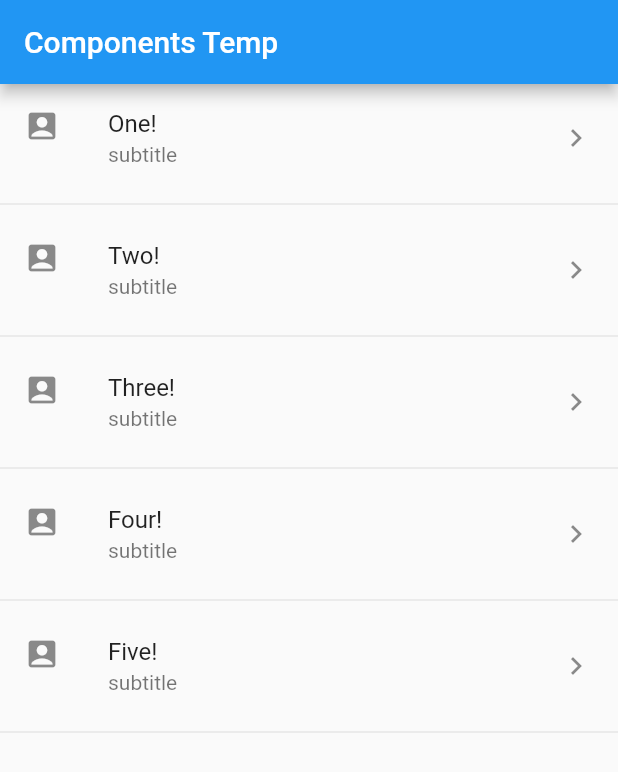
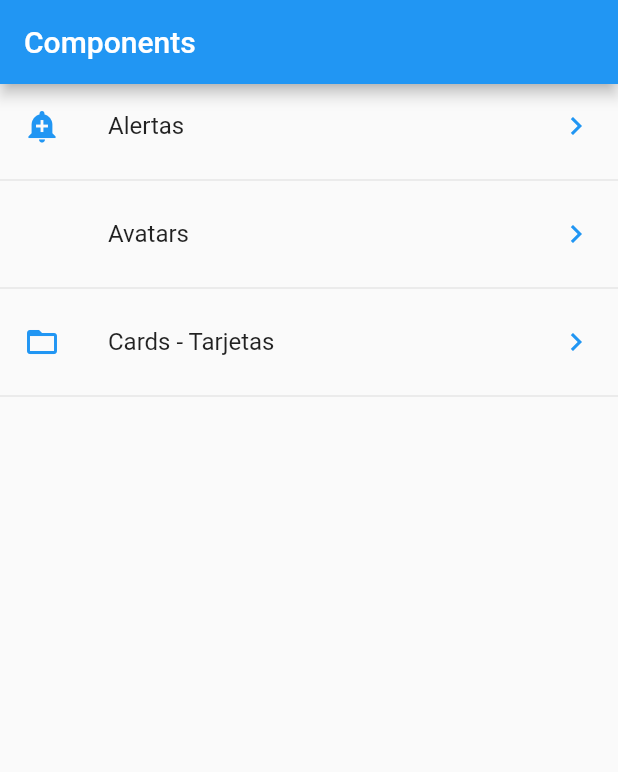
Before and after one commit to celia1996/ComponetsApp_Flutter, a Flutter app: the screen it shows after launch, on a phone screen of 412 x 824 dp. Shown: the top 772 px of the screen. Run offline on Flutter 3.47's test engine with Material 2 defaults, Android fonts, the phone set to English and light mode, and no system bars.

Commit message:
List using JSON

```diff
--- /dev/null
+++ b/data/menu_opts.json
@@ -0,0 +1,20 @@
+{
+    "nombreApp" : "Componentes",
+    "rutas" : [
+        {
+            "ruta" : "alert",
+            "icon" : "add_alert",
+            "texto": "Alertas"
+        },
+        {
+            "ruta" : "avatar",
+            "icon" : "accessibility",
+            "texto": "Avatars"
+        },
+        {
+            "ruta" : "card",
+            "icon" : "folder_open",
+            "texto": "Cards - Tarjetas"
+        }
+    ]
+}
--- a/lib/main.dart
+++ b/lib/main.dart
@@ -1,3 +1,4 @@
+import 'package:components/src/pages/home_page.dart';
 import 'package:components/src/pages/home_temp.dart';
 import 'package:flutter/material.dart';
 
@@ -9,7 +10,7 @@ class MyApp extends StatelessWidget {
     return MaterialApp(
       title: 'Components App',
       debugShowCheckedModeBanner: false,
-      home: HomePageTemp()
+      home: HomePage()
     );
   }
 }
--- /dev/null
+++ b/lib/src/pages/home_page.dart
@@ -0,0 +1,50 @@
+import 'package:components/src/providers/menu_provider.dart';
+import 'package:components/src/utils/icon_string_util.dart';
+import 'package:flutter/material.dart';
+import 'package:components/src/providers/menu_provider.dart';
+
+class HomePage extends StatelessWidget {
+  @override
+  Widget build(BuildContext context) {
+    return Scaffold(
+      appBar: AppBar(
+        title: Text('Components'),
+      ),
+      body: _list(),
+    );
+  }
+
+  Widget _list() {
+    return FutureBuilder(
+      future: menuProvider.loadData(),
+      initialData: [],
+      builder: (context, AsyncSnapshot<List<dynamic>> snapshot) {
+
+        return ListView(
+          children: _itemsList(snapshot.data),
+        );
+
+      },
+    );
+  }
+
+  List<Widget> _itemsList(List <dynamic> data) {
+
+    final List<Widget> options = [];
+
+    data.forEach((option) {
+
+      final widgetTemporary = ListTile(
+        title: Text(option['texto']),
+        leading: getIcon(option['icon']),
+        trailing: Icon(Icons.keyboard_arrow_right, color: Colors.blue),
+        onTap: (){
+
+        },
+      );
+      options..add(widgetTemporary)
+             ..add(Divider());
+    });
+    return options;
+  }
+}
--- a/pubspec.yaml
+++ b/pubspec.yaml
@@ -45,8 +45,8 @@ flutter:
   uses-material-design: true
 
   # To add assets to your application, add an assets section, like this:
-  # assets:
-  #   - images/a_dot_burr.jpeg
+  assets:
+    - data/menu_opts.json
   #   - images/a_dot_ham.jpeg
 
   # An image asset can refer to one or more resolution-specific "variants", see
```
Also changed, not shown: lib/src/providers/menu_provider.dart (added, +22 -0 lines), lib/src/utils/icon_string_util.dart (added, +14 -0 lines).
